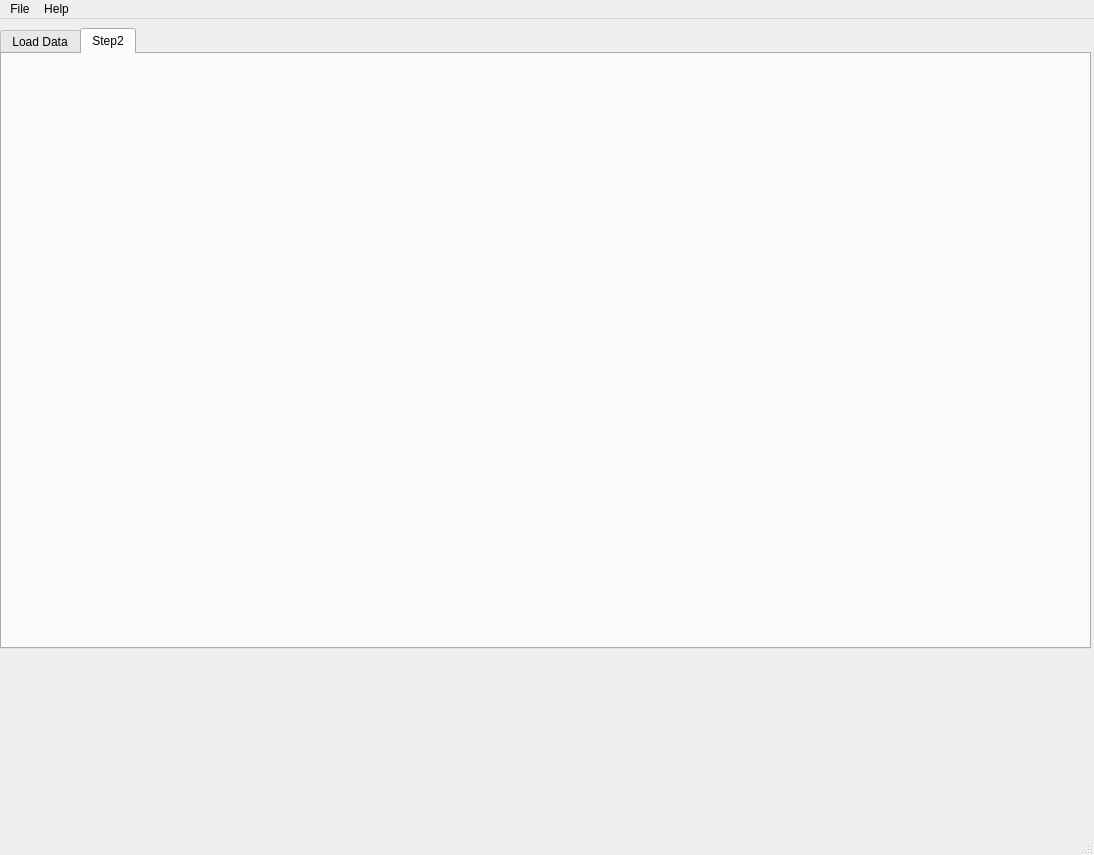
Before: the Qt Designer form sloth/resources/gui/uis/sloth_main.ui in maurov/xraysloth, drawn with Qt 5.
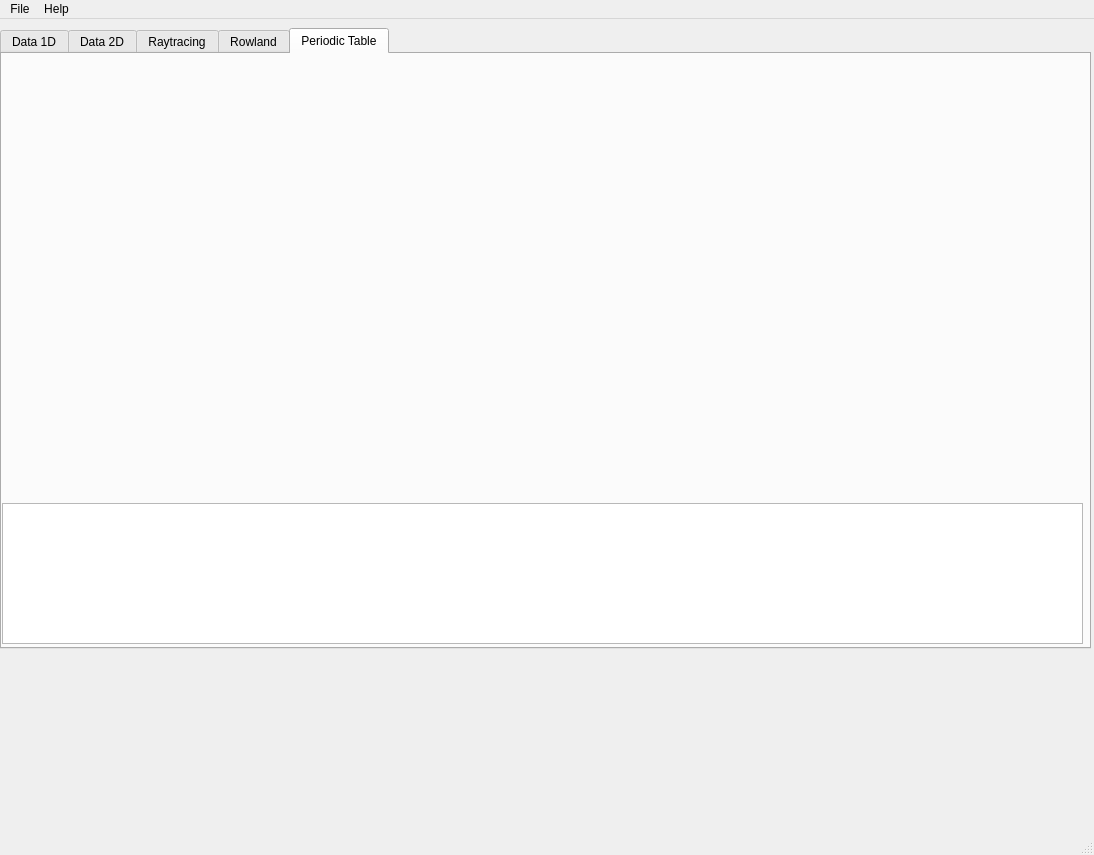
After: the same form once the commit is applied. The open tabs and pages were chosen to show the change. Icons and pictures are not drawn.

Diff of the .ui file:
```diff
--- a/sloth/resources/gui/uis/sloth_main.ui
+++ b/sloth/resources/gui/uis/sloth_main.ui
@@ -10,6 +10,12 @@
     <height>855</height>
    </rect>
   </property>
+  <property name="minimumSize">
+   <size>
+    <width>1094</width>
+    <height>855</height>
+   </size>
+  </property>
   <property name="windowTitle">
    <string>Sloth MainWindow</string>
   </property>
@@ -30,12 +36,18 @@
     <layout class="QVBoxLayout" name="tabLayout">
      <item>
       <widget class="QTabWidget" name="tabWidget">
+       <property name="minimumSize">
+        <size>
+         <width>0</width>
+         <height>0</height>
+        </size>
+       </property>
        <property name="currentIndex">
         <number>0</number>
        </property>
        <widget class="QWidget" name="tabLoadData">
         <attribute name="title">
-         <string>Load Data</string>
+         <string>Data 1D</string>
         </attribute>
         <widget class="QWidget" name="horizontalLayoutWidget">
          <property name="geometry">
@@ -125,9 +137,67 @@
        </widget>
        <widget class="QWidget" name="tabStep2">
         <attribute name="title">
-         <string>Step2</string>
+         <string>Data 2D</string>
         </attribute>
        </widget>
+       <widget class="QWidget" name="tabRaytracing">
+        <attribute name="title">
+         <string>Raytracing</string>
+        </attribute>
+       </widget>
+       <widget class="QWidget" name="tabRowland">
+        <attribute name="title">
+         <string>Rowland</string>
+        </attribute>
+       </widget>
+       <widget class="QWidget" name="tabPeriodicTable">
+        <attribute name="icon">
+         <iconset>
+          <normaloff>../icons/periodic_table.svg</normaloff>../icons/periodic_table.svg</iconset>
+        </attribute>
+        <attribute name="title">
+         <string>Periodic Table</string>
+        </attribute>
+        <widget class="QWidget" name="verticalLayoutWidget_3">
+         <property name="geometry">
+          <rect>
+           <x>0</x>
+           <y>0</y>
+           <width>1081</width>
+           <height>441</height>
+          </rect>
+         </property>
+         <layout class="QVBoxLayout" name="periodicTableLayout">
+          <property name="leftMargin">
+           <number>5</number>
+          </property>
+          <property name="topMargin">
+           <number>5</number>
+          </property>
+          <property name="rightMargin">
+           <number>5</number>
+          </property>
+          <property name="bottomMargin">
+           <number>5</number>
+          </property>
+         </layout>
+        </widget>
+        <widget class="QWidget" name="verticalLayoutWidget_4">
+         <property name="geometry">
+          <rect>
+           <x>0</x>
+           <y>449</y>
+           <width>1081</width>
+           <height>141</height>
+          </rect>
+         </property>
+         <layout class="QVBoxLayout" name="verticalLayout_2">
+          <item>
+           <widget class="QListView" name="periodicTableView"/>
+          </item>
+         </layout>
+        </widget>
+       </widget>
       </widget>
      </item>
     </layout>
```
Left out of the diff: 16 changed lines with no effect on the pictures.
